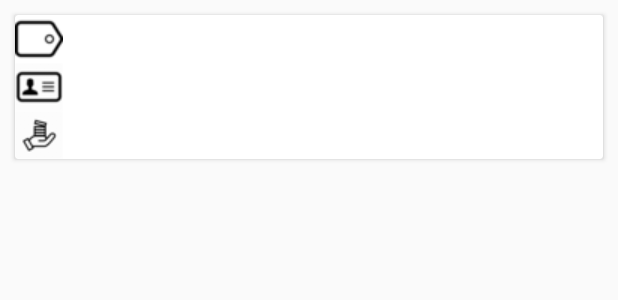
After one commit to Gnurtvt/EmloyeeManager, an Android app: the layout employee_item.xml on its own in the app's theme, with its tools: preview values and no code run, on a phone screen of 412 x 824 dp. The commit adds this screen. Shown: the top 300 px of the screen. Run offline under Robolectric (Android 15) with nearby library versions, the phone set to English and light mode, and no system bars.

Commit message:
- Add UI

```diff
--- a/app/build.gradle
+++ b/app/build.gradle
@@ -43,6 +43,8 @@ dependencies {
     implementation 'com.hannesdorfmann.mosby:mvp:2.0.1'
     implementation 'com.hannesdorfmann.mosby:viewstate:2.0.1'
 
+    implementation 'com.android.support:cardview-v7:28.0.0'
+
     testImplementation 'junit:junit:4.12'
     androidTestImplementation 'com.android.support.test:runner:1.0.2'
     androidTestImplementation 'com.android.support.test.espresso:espresso-core:3.0.2'
--- /dev/null
+++ b/app/src/main/res/layout/employee_item.xml
@@ -0,0 +1,33 @@
+<?xml version="1.0" encoding="utf-8"?>
+<android.support.v7.widget.CardView
+        xmlns:android="http://schemas.android.com/apk/res/android"
+        android:layout_width="match_parent"
+        android:layout_height="wrap_content"
+        android:id="@+id/cv_container"
+        android:layout_margin="10dp"
+>
+
+    <LinearLayout android:layout_width="wrap_content" android:layout_height="wrap_content"
+                  android:orientation="vertical">
+        <TextView android:layout_width="match_parent" android:layout_height="@dimen/height_tv"
+                  android:id="@+id/tv_idEmp"
+                  android:drawableStart="@drawable/icon_id"
+                  android:layout_gravity="center_horizontal"
+                  android:drawablePadding="@dimen/drawble_margin"
+        />
+
+        <TextView android:layout_width="wrap_content" android:layout_height="@dimen/height_tv"
+                  android:id="@+id/tv_nameEmp"
+                  android:drawableStart="@drawable/icon_name"
+                  android:layout_gravity="center_horizontal"
+                  android:drawablePadding="@dimen/drawble_margin"
+        />
+
+        <TextView android:layout_width="wrap_content" android:layout_height="@dimen/height_tv"
+                  android:id="@+id/tv_salary"
+                  android:drawableStart="@drawable/icon_salary"
+                  android:layout_gravity="center_horizontal"
+                  android:drawablePadding="@dimen/drawble_margin"
+        />
+    </LinearLayout>
+</android.support.v7.widget.CardView>
--- /dev/null
+++ b/app/src/main/res/values/dimens.xml
@@ -0,0 +1,5 @@
+<?xml version="1.0" encoding="utf-8"?>
+<resources>
+    <dimen name="height_tv">32dp</dimen>
+    <dimen name="drawble_margin">5dp</dimen>
+</resources>
```
Also changed, not shown: app/src/main/java/launcher/vutien/trung/dadjokes/manager/DefaultEmployeeManager.kt (+2 -6 lines), app/src/main/java/launcher/vutien/trung/dadjokes/ui/adapter/EmployeeAdapter.kt (added, +33 -0 lines), app/src/main/java/launcher/vutien/trung/dadjokes/ui/employee/EmployeeActivity.kt (+13 -11 lines), app/src/main/res/layout/activity_employee.xml (renamed from app/src/main/res/layout/activity_base_mvp.xml, +7 -10 lines), app/src/main/res/drawable/icon_id.png (added), app/src/main/res/drawable/icon_name.png (added), app/src/main/res/drawable/icon_salary.png (added).
